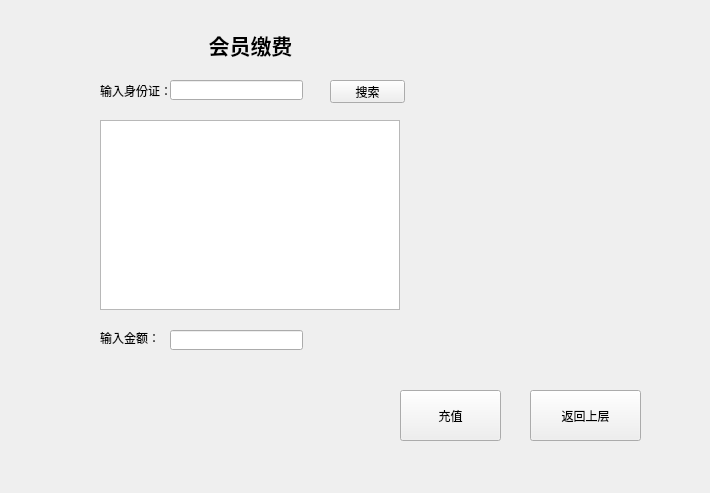
Above: SQLDemo/userpay.ui from 1444052355/QtDemo before the change. Below: the same form after it.
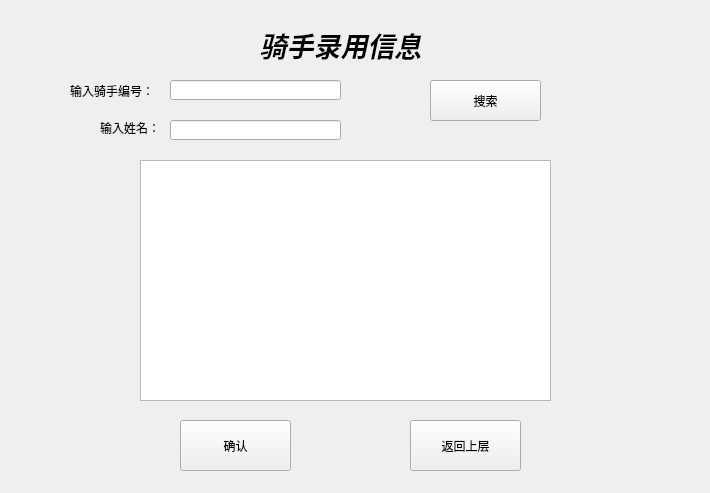
That is the form after the change. Icons and pictures are not drawn.

```diff
--- a/SQLDemo/userpay.ui
+++ b/SQLDemo/userpay.ui
@@ -16,23 +16,23 @@
   <widget class="QLabel" name="TitleLabel">
    <property name="geometry">
     <rect>
-     <x>175</x>
+     <x>200</x>
      <y>20</y>
-     <width>151</width>
+     <width>281</width>
      <height>51</height>
     </rect>
    </property>
    <property name="text">
-    <string>&lt;html&gt;&lt;head/&gt;&lt;body&gt;&lt;p align=&quot;center&quot;&gt;&lt;span style=&quot; font-size:16pt; font-weight:600;&quot;&gt;会员缴费&lt;/span&gt;&lt;/p&gt;&lt;/body&gt;&lt;/html&gt;</string>
+    <string>&lt;html&gt;&lt;head/&gt;&lt;body&gt;&lt;p align=&quot;center&quot;&gt;&lt;span style=&quot; font-size:20pt; font-weight:600; font-style:italic;&quot;&gt;骑手录用信息&lt;/span&gt;&lt;/p&gt;&lt;/body&gt;&lt;/html&gt;</string>
    </property>
   </widget>
   <widget class="QPushButton" name="ResearchBtn">
    <property name="geometry">
     <rect>
-     <x>330</x>
+     <x>430</x>
      <y>80</y>
-     <width>75</width>
-     <height>23</height>
+     <width>111</width>
+     <height>41</height>
     </rect>
    </property>
    <property name="text">
@@ -44,7 +44,7 @@
     <rect>
      <x>170</x>
      <y>80</y>
-     <width>133</width>
+     <width>171</width>
      <height>20</height>
     </rect>
    </property>
@@ -52,35 +52,35 @@
   <widget class="QLabel" name="IDLabel">
    <property name="geometry">
     <rect>
-     <x>100</x>
+     <x>70</x>
      <y>80</y>
-     <width>71</width>
+     <width>91</width>
      <height>21</height>
     </rect>
    </property>
    <property name="text">
-    <string>输入身份证：</string>
+    <string>输入骑手编号：</string>
    </property>
   </widget>
   <widget class="QPushButton" name="RechangeBtn">
    <property name="geometry">
     <rect>
-     <x>400</x>
-     <y>390</y>
-     <width>101</width>
+     <x>180</x>
+     <y>420</y>
+     <width>111</width>
      <height>51</height>
     </rect>
    </property>
    <property name="text">
-    <string>充值</string>
+    <string>确认</string>
    </property>
   </widget>
   <widget class="QLineEdit" name="MoneyLineEdit">
    <property name="geometry">
     <rect>
      <x>170</x>
-     <y>330</y>
-     <width>133</width>
+     <y>120</y>
+     <width>171</width>
      <height>20</height>
     </rect>
    </property>
@@ -89,20 +89,20 @@
    <property name="geometry">
     <rect>
      <x>100</x>
-     <y>330</y>
+     <y>120</y>
      <width>61</width>
      <height>16</height>
     </rect>
    </property>
    <property name="text">
-    <string>输入金额：</string>
+    <string>输入姓名：</string>
    </property>
   </widget>
   <widget class="QPushButton" name="returnBtn">
    <property name="geometry">
     <rect>
-     <x>530</x>
-     <y>390</y>
+     <x>410</x>
+     <y>420</y>
      <width>111</width>
      <height>51</height>
     </rect>
@@ -130,10 +130,10 @@
   <widget class="QTextEdit" name="UserInfoTextEdit">
    <property name="geometry">
     <rect>
-     <x>100</x>
-     <y>120</y>
-     <width>300</width>
-     <height>190</height>
+     <x>140</x>
+     <y>160</y>
+     <width>411</width>
+     <height>241</height>
     </rect>
    </property>
   </widget>
```
Left out of the diff: 8 changed lines with no effect on the pictures.
